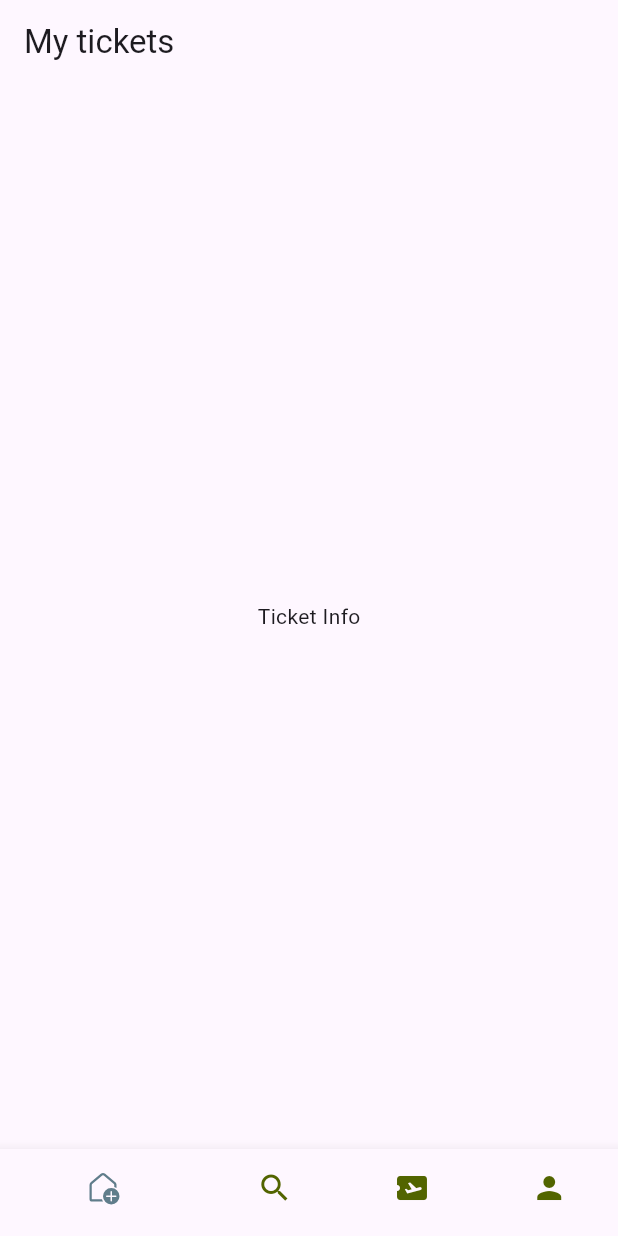
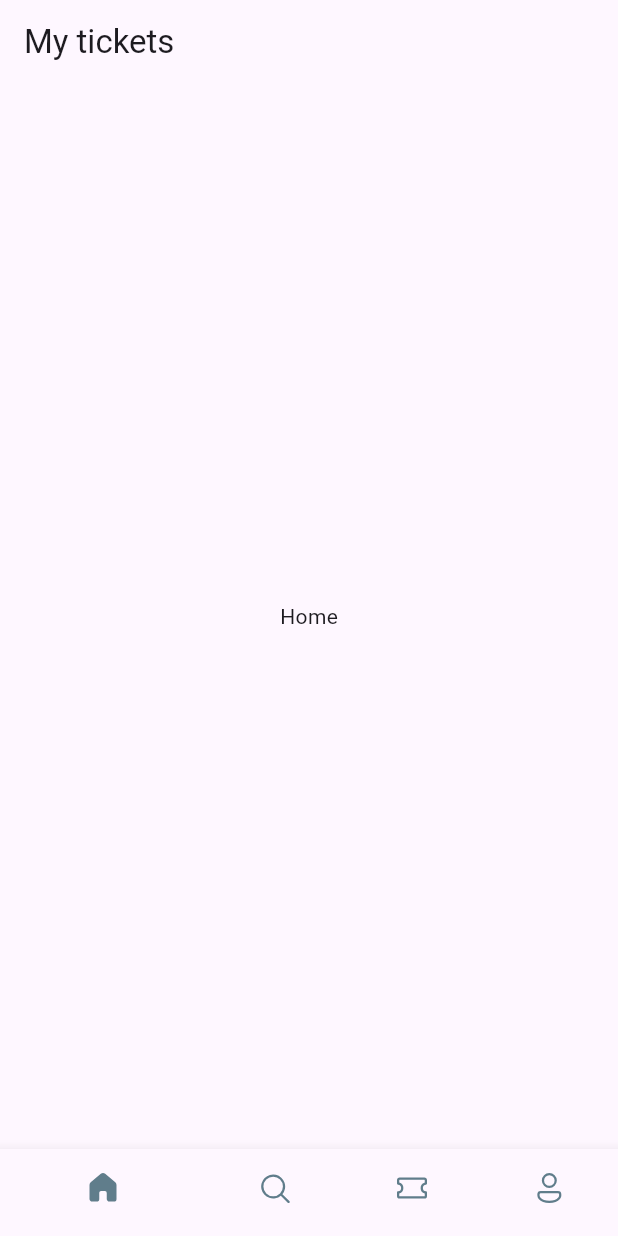
Before and after one commit to chauhanmuskan291980-wq/Flutter_fundamentals, a Flutter app: the screen it shows after launch, on a phone screen of 412 x 824 dp. Run offline on Flutter 3.47's test engine with Material 3 defaults, Android fonts, the phone set to English and light mode, and no system bars; our stand-ins replace fluentui_icons.

Commit message:
complete the nav bar section in the mobile screen

```diff
--- a/flutter_starting/lib/base/botton_nav_bar.dart
+++ b/flutter_starting/lib/base/botton_nav_bar.dart
@@ -9,27 +9,57 @@ class BottonNavBar extends StatefulWidget {
 }
 
 class _BottonNavBarState extends State<BottonNavBar> {
+  final appScreen = [
+    Center(child: const Text("Home")),
+    Center(child: const Text("Search")),
+    Center(child: const Text("Tickets")),
+    Center(child: const Text("Profile")),
+  ];
+
+  //change oue index for bottom nav bar
+  int _selectedIndex = 0;
+  void _onItemTapped(int index) {
+    setState(() {
+       _selectedIndex = index;
+    });
+    print("Tapped index is $_selectedIndex");
+  }
+
   @override
   Widget build(BuildContext context) {
-    return Scaffold(appBar: AppBar(title: Text("My tickets")),
-    body: Center(
-      child: Text("Ticket Info"),
-    ),
-    bottomNavigationBar:  BottomNavigationBar(
-      selectedItemColor: Colors.blueGrey,
-      unselectedItemColor: const Color(0xFF526400),
-      showSelectedLabels: false,
+    return Scaffold(
+      appBar: AppBar(title: Text("My tickets")),
+      body: appScreen[_selectedIndex],
+      bottomNavigationBar: BottomNavigationBar(
+        currentIndex: _selectedIndex,
+        onTap: _onItemTapped,
+        selectedItemColor: Colors.blueGrey,
+        unselectedItemColor: Colors.blueGrey,
+        showSelectedLabels: false,
 
-      items: [
-        BottomNavigationBarItem(icon:Icon(FluentSystemIcons.ic_fluent_home_add_regular),
-        activeIcon: Icon(FluentSystemIcons.ic_fluent_home_add_regular),
-        label: "Home"),
-        BottomNavigationBarItem(icon:Icon(Icons.search),label: "Search" ),
-        BottomNavigationBarItem(icon:Icon(Icons.airplane_ticket),label: "Tickets" ),
-        BottomNavigationBarItem(icon:Icon(Icons.person),label: "Profile" ),
-
-    ]),
+        items: [
+          BottomNavigationBarItem(
+            icon: Icon(FluentSystemIcons.ic_fluent_home_regular),
+            activeIcon: Icon(FluentSystemIcons.ic_fluent_home_filled),
+            label: "Home",
+          ),
+          BottomNavigationBarItem(
+            icon: Icon(FluentSystemIcons.ic_fluent_search_regular),
+            activeIcon: Icon(FluentSystemIcons.ic_fluent_search_filled),
+            label: "Search",
+          ),
+          BottomNavigationBarItem(
+            icon: Icon(FluentSystemIcons.ic_fluent_ticket_regular),
+            activeIcon: Icon(FluentSystemIcons.ic_fluent_ticket_filled),
+            label: "Ticket",
+          ),
+          BottomNavigationBarItem(
+            icon: Icon(FluentSystemIcons.ic_fluent_person_regular),
+            activeIcon: Icon(FluentSystemIcons.ic_fluent_person_filled),
+            label: "profile",
+          ),
+        ],
+      ),
     );
-
   }
 }
```
